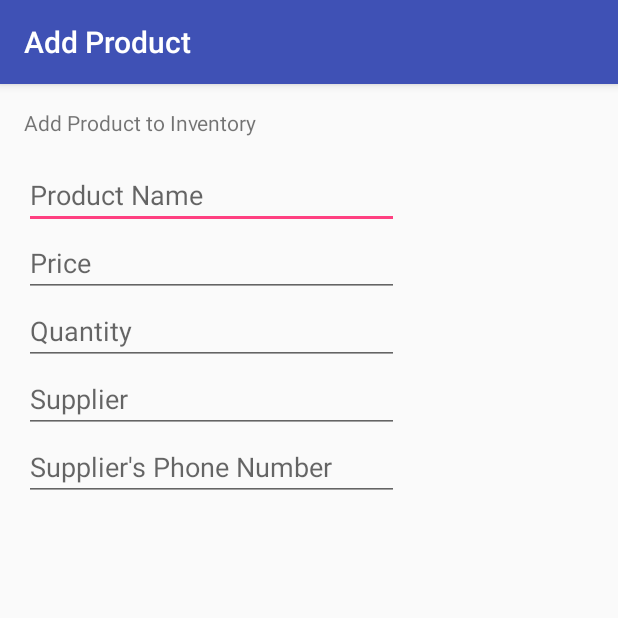
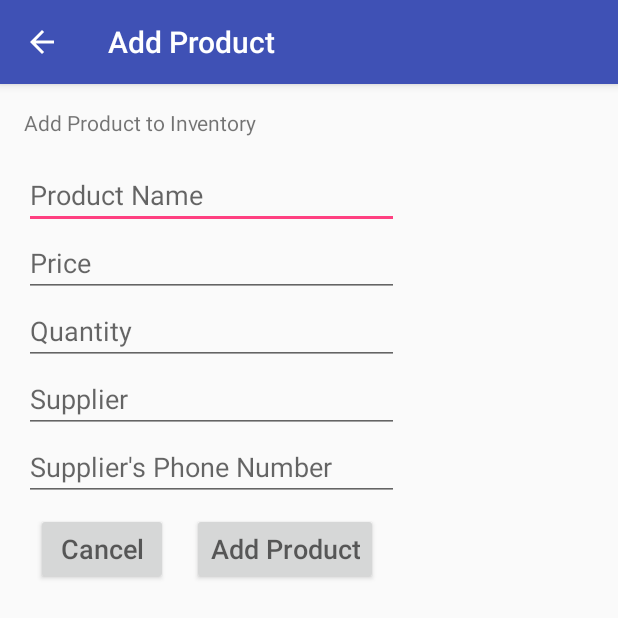
Before and after one commit to LSmith1122/PROJECTInventoryApp, an Android app: the EditorActivity screen opened directly, with no data from a screen before it, on a phone screen of 412 x 824 dp. Shown: the top 618 px of the screen. Run offline under Robolectric (Android 15) with nearby library versions, the phone set to English and light mode, and no system bars.

Commit message:
Update 7/14/2018: Follow-Up Commit

```diff
--- a/app/src/main/AndroidManifest.xml
+++ b/app/src/main/AndroidManifest.xml
@@ -15,9 +15,10 @@
             </intent-filter>
         </activity>
         <activity android:name=".EditorActivity"
-            android:label="@string/editor_label_add">
+            android:label="@string/editor_label_add"
+            android:parentActivityName=".MainActivity">
             <meta-data
-                android:name="com.android.app.PARENT_ACTIVITY"
+                android:name="android.support.PARENT_ACTIVITY"
                 android:value=".MainActivity"/>
         </activity>
     </application>
--- a/app/src/main/java/com/seebaldtart/projectinventoryapp/EditorActivity.java
+++ b/app/src/main/java/com/seebaldtart/projectinventoryapp/EditorActivity.java
@@ -1,10 +1,68 @@
 package com.seebaldtart.projectinventoryapp;
+import android.content.ContentValues;
+import android.database.sqlite.SQLiteDatabase;
+import android.database.sqlite.SQLiteOpenHelper;
 import android.support.v7.app.AppCompatActivity;
 import android.os.Bundle;
+import android.text.TextUtils;
+import android.view.View;
+import android.widget.Button;
+import android.widget.EditText;
+import com.seebaldtart.projectinventoryapp.data.BookContract.BookEntry;
+import com.seebaldtart.projectinventoryapp.data.InventoryDBHelper;
 public class EditorActivity extends AppCompatActivity {
+    private final long invalid = -1;
+    private EditText productNameEditText;
+    private EditText productPriceEditText;
+    private EditText productQuantityEditText;
+    private EditText supplierNameEditText;
+    private EditText supplierPhoneNumberEditText;
+    private Button saveButton;
+    private Button cancelButton;
+    private InventoryDBHelper DBHelper;
     @Override
     protected void onCreate(Bundle savedInstanceState) {
         super.onCreate(savedInstanceState);
         setContentView(R.layout.activity_editor);
+        productNameEditText = findViewById(R.id.product_name_edit_text);
+        productPriceEditText = findViewById(R.id.product_price_edit_text);
+        productQuantityEditText = findViewById(R.id.product_quantity_edit_text);
+        supplierNameEditText = findViewById(R.id.supplier_name_edit_text);
+        supplierPhoneNumberEditText = findViewById(R.id.supplier_phone_number_edit_text);
+        saveButton = findViewById(R.id.save_product_button);
+        cancelButton = findViewById(R.id.cancel_button);
+        saveButton.setOnClickListener(new View.OnClickListener() {
+            @Override
+            public void onClick(View v) {
+                if (updateDatabase() != invalid) {      // Valid entry
+
+                } else {        // Invalid entry
+
+                }
+            }
+        });
+        cancelButton.setOnClickListener(new View.OnClickListener() {
+            @Override
+            public void onClick(View v) {
+                finish();
+            }
+        });
+        DBHelper = new InventoryDBHelper(this);
+    }
+    private long updateDatabase() {
+        SQLiteDatabase db = DBHelper.getWritableDatabase();
+        ContentValues contentValues = new ContentValues();
+        String productName = productNameEditText.getText().toString();
+        Double productPrice = Double.valueOf(productPriceEditText.getText().toString());
+        int productQuantity = Integer.valueOf(productQuantityEditText.getText().toString());
+        String supplierName = supplierNameEditText.getText().toString();
+        String supplierPhoneNumber = supplierPhoneNumberEditText.getText().toString();
+        contentValues.put(BookEntry.PRODUCT_NAME, productName);
+        contentValues.put(BookEntry.PRICE, productPrice);
+        contentValues.put(BookEntry.QUANTITY, productQuantity);
+        contentValues.put(BookEntry.SUPPLIER_NAME, supplierName);
+        contentValues.put(BookEntry.SUPPLIER_PHONE_NUMBER, supplierPhoneNumber);
+        long newRowID = db.insert(BookEntry.TABLE_NAME, null, contentValues);
+        return newRowID;
     }
 }
--- a/app/src/main/java/com/seebaldtart/projectinventoryapp/data/InventoryDBHelper.java
+++ b/app/src/main/java/com/seebaldtart/projectinventoryapp/data/InventoryDBHelper.java
@@ -6,7 +6,7 @@ import com.seebaldtart.projectinventoryapp.data.BookContract.BookEntry;
 public class InventoryDBHelper extends SQLiteOpenHelper {
     private static final String DATABASE_NAME = "inventory.db";
     private static final int DATABASE_VERSION = 1;
-    public InventoryDBHelper(Context context, String name, SQLiteDatabase.CursorFactory factory, int version) {
+    public InventoryDBHelper(Context context) {
         super(context, DATABASE_NAME, null, DATABASE_VERSION);
     }
     @Override
--- a/app/src/main/res/layout/activity_editor.xml
+++ b/app/src/main/res/layout/activity_editor.xml
@@ -16,7 +16,8 @@
     <EditText
         android:id="@+id/product_name_edit_text"
         style="@style/basic_edit_text"
-        android:hint="@string/hint_product_name"/>
+        android:hint="@string/hint_product_name"
+        android:inputType="text"/>
     <EditText
         android:id="@+id/product_price_edit_text"
         style="@style/basic_edit_text"
@@ -30,9 +31,24 @@
     <EditText
         android:id="@+id/supplier_name_edit_text"
         style="@style/basic_edit_text"
-        android:hint="@string/hint_supplier_name"/>
+        android:hint="@string/hint_supplier_name"
+        android:inputType="text"/>
     <EditText
         android:id="@+id/supplier_phone_number_edit_text"
         style="@style/basic_edit_text"
-        android:hint="@string/hint_supplier_phone_number"/>
+        android:hint="@string/hint_supplier_phone_number"
+        android:inputType="phone"/>
+    <LinearLayout
+        android:layout_width="wrap_content"
+        android:layout_height="wrap_content"
+        android:orientation="horizontal">
+        <Button
+            android:id="@+id/cancel_button"
+            style="@style/editor_action_buttons"
+            android:hint="@string/hint_cancel_product_button"/>
+        <Button
+            android:id="@+id/save_product_button"
+            style="@style/editor_action_buttons"
+            android:hint="@string/hint_save_product_button"/>
+    </LinearLayout>
 </LinearLayout>
--- a/app/src/main/res/values/strings.xml
+++ b/app/src/main/res/values/strings.xml
@@ -10,4 +10,6 @@
     <string name="hint_supplier_name">Supplier</string>
     <string name="hint_supplier_phone_number">Supplier\'s Phone Number</string>
     <string name="editor_label_add_description">Add Product to Inventory</string>
+    <string name="hint_save_product_button">Add Product</string>
+    <string name="hint_cancel_product_button">Cancel</string>
 </resources>
--- a/app/src/main/res/values/styles.xml
+++ b/app/src/main/res/values/styles.xml
@@ -9,4 +9,11 @@
         <item name="android:layout_width">250dp</item>
         <item name="android:layout_height">wrap_content</item>
     </style>
+    <style name="editor_action_buttons">
+        <item name="android:layout_width">wrap_content</item>
+        <item name="android:layout_height">wrap_content</item>
+        <item name="android:layout_marginTop">8dp</item>
+        <item name="android:layout_margin">8dp</item>
+        <item name="android:textSize">18sp</item>
+    </style>
 </resources>
```
